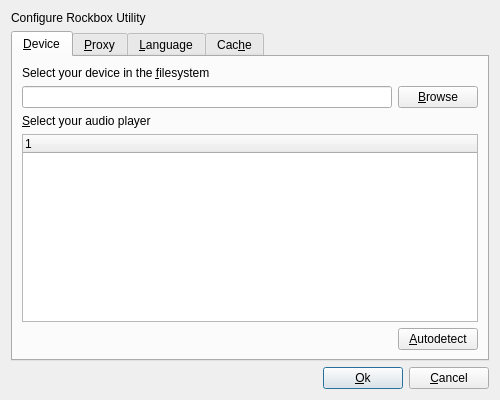
This is rbutil/rbutilqt/configurefrm.ui in Rockbox-Chinese-Community/Rockbox-RCC as Qt 5 draws it before an edit. The edited form follows.
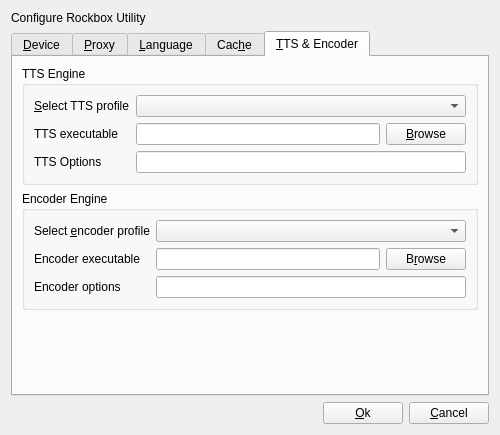
This is the edited form. The open tabs and pages were chosen to show the change. Icons and pictures are not drawn.

Commit message: Completely rework the talk files window: move settings to configuration dialog and add configuration presets. Remove some old cruft from talkfile handling and rely on values from rbutil.ini. Autodetection of executables is missing.

```diff
--- a/rbutil/rbutilqt/configurefrm.ui
+++ b/rbutil/rbutilqt/configurefrm.ui
@@ -6,7 +6,7 @@
     <x>0</x>
     <y>0</y>
     <width>500</width>
-    <height>400</height>
+    <height>435</height>
    </rect>
   </property>
   <property name="windowTitle" >
@@ -20,39 +20,6 @@
      </property>
     </widget>
    </item>
-   <item row="2" column="0" >
-    <spacer>
-     <property name="orientation" >
-      <enum>Qt::Horizontal</enum>
-     </property>
-     <property name="sizeHint" >
-      <size>
-       <width>40</width>
-       <height>20</height>
-      </size>
-     </property>
-    </spacer>
-   </item>
-   <item row="2" column="1" >
-    <widget class="QPushButton" name="buttonOk" >
-     <property name="text" >
-      <string>&amp;Ok</string>
-     </property>
-     <property name="icon" >
-      <iconset resource="rbutilqt.qrc" >:/icons/icons/go-next.png</iconset>
-     </property>
-    </widget>
-   </item>
-   <item row="2" column="2" >
-    <widget class="QPushButton" name="buttonCancel" >
-     <property name="text" >
-      <string>&amp;Cancel</string>
-     </property>
-     <property name="icon" >
-      <iconset resource="rbutilqt.qrc" >:/icons/icons/process-stop.png</iconset>
-     </property>
-    </widget>
-   </item>
    <item row="1" column="0" colspan="3" >
     <widget class="QTabWidget" name="tabConfiguration" >
      <property name="currentIndex" >
@@ -384,6 +351,178 @@
        </item>
       </layout>
      </widget>
+     <widget class="QWidget" name="tabTts" >
+      <attribute name="title" >
+       <string>&amp;TTS &amp;&amp; Encoder</string>
+      </attribute>
+      <attribute name="icon" >
+       <iconset resource="rbutilqt.qrc" >:/icons/icons/audio-input-microphone.png</iconset>
+      </attribute>
+      <layout class="QGridLayout" >
+       <item row="0" column="0" colspan="2" >
+        <widget class="QGroupBox" name="groupBox_2" >
+         <property name="title" >
+          <string>TTS Engine</string>
+         </property>
+         <layout class="QGridLayout" >
+          <item row="0" column="0" >
+           <widget class="QLabel" name="labelTts" >
+            <property name="text" >
+             <string>&amp;Select TTS profile</string>
+            </property>
+            <property name="buddy" >
+             <cstring>comboTts</cstring>
+            </property>
+           </widget>
+          </item>
+          <item row="0" column="1" colspan="2" >
+           <widget class="QComboBox" name="comboTts" />
+          </item>
+          <item row="1" column="0" >
+           <widget class="QLabel" name="labelTtsExecutable" >
+            <property name="text" >
+             <string>TTS executable</string>
+            </property>
+            <property name="buddy" >
+             <cstring>ttsExecutable</cstring>
+            </property>
+           </widget>
+          </item>
+          <item row="1" column="1" >
+           <widget class="QLineEdit" name="ttsExecutable" />
+          </item>
+          <item row="1" column="2" >
+           <widget class="QPushButton" name="browseTts" >
+            <property name="text" >
+             <string>&amp;Browse</string>
+            </property>
+            <property name="icon" >
+             <iconset resource="rbutilqt.qrc" >:/icons/icons/edit-find.png</iconset>
+            </property>
+           </widget>
+          </item>
+          <item row="2" column="0" >
+           <widget class="QLabel" name="labelTtsOptions" >
+            <property name="text" >
+             <string>TTS Options</string>
+            </property>
+            <property name="buddy" >
+             <cstring>ttsOptions</cstring>
+            </property>
+           </widget>
+          </item>
+          <item row="2" column="1" colspan="2" >
+           <widget class="QLineEdit" name="ttsOptions" />
+          </item>
+         </layout>
+        </widget>
+       </item>
+       <item rowspan="2" row="1" column="0" colspan="2" >
+        <widget class="QGroupBox" name="groupBox_3" >
+         <property name="title" >
+          <string>Encoder Engine</string>
+         </property>
+         <layout class="QGridLayout" >
+          <item row="0" column="0" >
+           <widget class="QLabel" name="labelEncoder" >
+            <property name="text" >
+             <string>Select &amp;encoder profile</string>
+            </property>
+            <property name="buddy" >
+             <cstring>comboEncoder</cstring>
+            </property>
+           </widget>
+          </item>
+          <item row="0" column="1" colspan="2" >
+           <widget class="QComboBox" name="comboEncoder" />
+          </item>
+          <item row="1" column="0" >
+           <widget class="QLabel" name="labelEncoderExecutable" >
+            <property name="text" >
+             <string>Encoder executable</string>
+            </property>
+            <property name="buddy" >
+             <cstring>encoderExecutable</cstring>
+            </property>
+           </widget>
+          </item>
+          <item row="1" column="1" >
+           <widget class="QLineEdit" name="encoderExecutable" />
+          </item>
+          <item row="1" column="2" >
+           <widget class="QPushButton" name="browseEncoder" >
+            <property name="text" >
+             <string>B&amp;rowse</string>
+            </property>
+            <property name="icon" >
+             <iconset resource="rbutilqt.qrc" >:/icons/icons/edit-find.png</iconset>
+            </property>
+           </widget>
+          </item>
+          <item row="2" column="0" >
+           <widget class="QLabel" name="labelEncoderOptions" >
+            <property name="text" >
+             <string>Encoder options</string>
+            </property>
+            <property name="buddy" >
+             <cstring>encoderOptions</cstring>
+            </property>
+           </widget>
+          </item>
+          <item row="2" column="1" colspan="2" >
+           <widget class="QLineEdit" name="encoderOptions" />
+          </item>
+         </layout>
+        </widget>
+       </item>
+       <item row="3" column="0" >
+        <spacer>
+         <property name="orientation" >
+          <enum>Qt::Vertical</enum>
+         </property>
+         <property name="sizeHint" >
+          <size>
+           <width>20</width>
+           <height>40</height>
+          </size>
+         </property>
+        </spacer>
+       </item>
+      </layout>
+     </widget>
+    </widget>
+   </item>
+   <item row="2" column="0" >
+    <spacer>
+     <property name="orientation" >
+      <enum>Qt::Horizontal</enum>
+     </property>
+     <property name="sizeHint" >
+      <size>
+       <width>40</width>
+       <height>20</height>
+      </size>
+     </property>
+    </spacer>
+   </item>
+   <item row="2" column="1" >
+    <widget class="QPushButton" name="buttonOk" >
+     <property name="text" >
+      <string>&amp;Ok</string>
+     </property>
+     <property name="icon" >
+      <iconset resource="rbutilqt.qrc" >:/icons/icons/go-next.png</iconset>
+     </property>
+    </widget>
+   </item>
+   <item row="2" column="2" >
+    <widget class="QPushButton" name="buttonCancel" >
+     <property name="text" >
+      <string>&amp;Cancel</string>
+     </property>
+     <property name="icon" >
+      <iconset resource="rbutilqt.qrc" >:/icons/icons/process-stop.png</iconset>
+     </property>
     </widget>
    </item>
   </layout>
```
Left out of the diff: 2 changed lines with no effect on the pictures. The commit also changes 11 other files.
